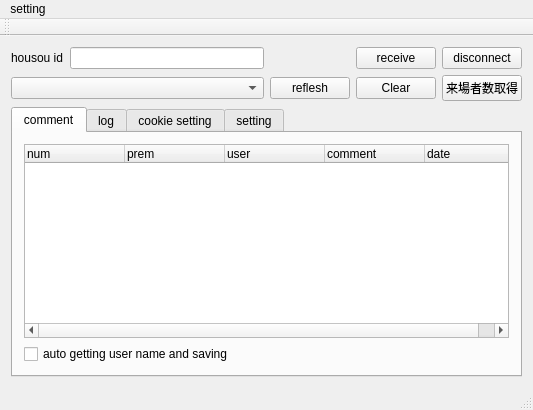
First picture: the form in mainwindow.ui, repository diginatu/Viqo, before the edit.
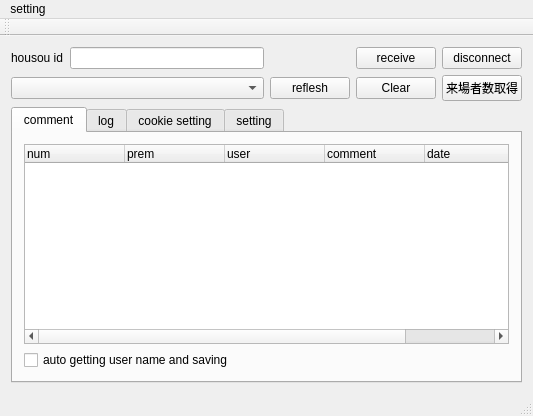
Second picture: the form after the edit.

Commit message: user name can be gotten in any langage page added userid column in comment tree

What changed in the file:
```diff
--- a/mainwindow.ui
+++ b/mainwindow.ui
@@ -7,7 +7,7 @@
     <x>0</x>
     <y>0</y>
     <width>533</width>
-    <height>388</height>
+    <height>416</height>
    </rect>
   </property>
   <property name="windowTitle">
@@ -56,7 +56,7 @@
            </sizepolicy>
           </property>
           <property name="columnCount">
-           <number>5</number>
+           <number>6</number>
           </property>
           <column>
            <property name="text">
@@ -83,6 +83,11 @@
             <string>date</string>
            </property>
           </column>
+          <column>
+           <property name="text">
+            <string>user_num</string>
+           </property>
+          </column>
          </widget>
         </item>
         <item row="1" column="0">
```
The commit also changes 4 other files.
